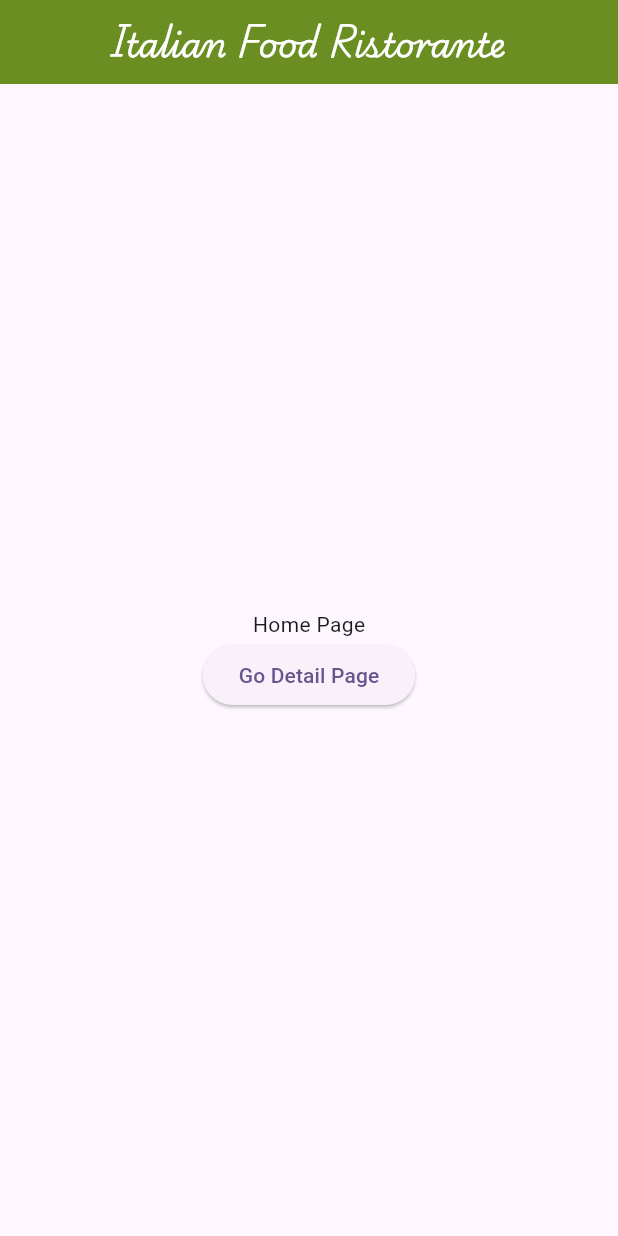
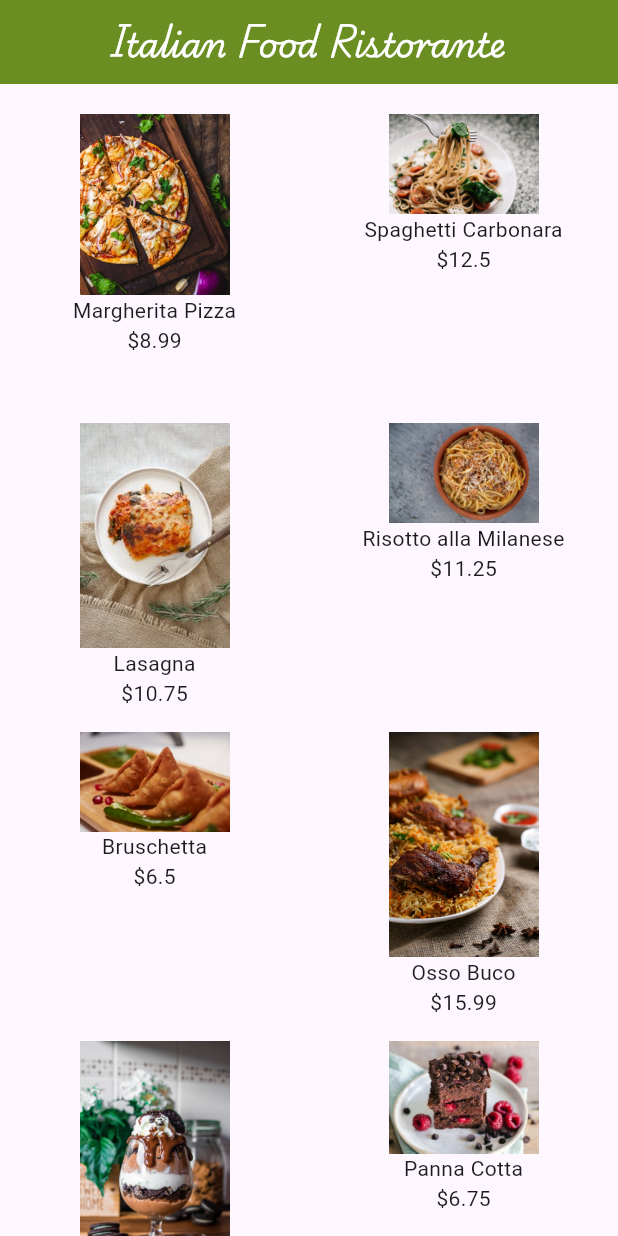
Before and after one commit to fakhri01/italian-food, a Flutter app: the screen it shows after launch, on a phone screen of 412 x 824 dp. Run offline on Flutter 3.47's test engine with Material 3 defaults, Android fonts, the phone set to English and light mode, and no system bars.

Commit message:
db, model, food_card files added

```diff
--- /dev/null
+++ b/lib/components/food_card.dart
@@ -0,0 +1,27 @@
+import 'package:flutter/material.dart';
+
+class FoodCard extends StatelessWidget {
+  // int id;
+  final String foodName;
+  final String image;
+  final double price;
+
+  const FoodCard({
+    super.key,
+    // required this.id,
+    required this.foodName,
+    required this.image,
+    required this.price,
+  });
+
+  @override
+  Widget build(BuildContext context) {
+    return Column(
+      children: [
+        Image.asset(image, width: 100),
+        Text(foodName),
+        Text("\$$price"),
+      ],
+    );
+  }
+}
--- /dev/null
+++ b/lib/data/db.dart
@@ -0,0 +1,74 @@
+import 'package:food_order/data/model.dart';
+
+List<Food> foods = [
+  Food(
+    id: '1',
+    name: 'Margherita Pizza',
+    image: 'images/Margherita_Pizza.jpg',
+    ingredients: ['Tomato sauce', 'Mozzarella', 'Basil', 'Olive oil'],
+    price: 8.99,
+  ),
+  Food(
+    id: '2',
+    name: 'Spaghetti Carbonara',
+    image: 'images/Spaghetti_Carbonara.jpeg',
+    ingredients: ['Pasta', 'Eggs', 'Pancetta', 'Pecorino cheese'],
+    price: 12.50,
+  ),
+  Food(
+    id: '3',
+    name: 'Lasagna',
+    image: 'images/Lasagna.jpeg',
+    ingredients: ['Pasta sheets', 'Bolognese', 'Béchamel', 'Parmesan'],
+    price: 10.75,
+  ),
+  Food(
+    id: '4',
+    name: 'Risotto alla Milanese',
+    image: 'images/Risotto.jpeg',
+    ingredients: ['Arborio rice', 'Saffron', 'Butter', 'Parmesan'],
+    price: 11.25,
+  ),
+  Food(
+    id: '5',
+    name: 'Bruschetta',
+    image: 'images/Bruschett.jpg',
+    ingredients: ['Bread', 'Tomatoes', 'Garlic', 'Basil'],
+    price: 6.50,
+  ),
+  Food(
+    id: '6',
+    name: 'Osso Buco',
+    image: 'images/Osso_Buco.jpeg',
+    ingredients: ['Veal shanks', 'White wine', 'Carrots', 'Gremolata'],
+    price: 15.99,
+  ),
+  Food(
+    id: '7',
+    name: 'Tiramisu',
+    image: 'images/Tiramisu.jpg',
+    ingredients: ['Ladyfingers', 'Mascarpone', 'Coffee', 'Cocoa'],
+    price: 7.25,
+  ),
+  Food(
+    id: '8',
+    name: 'Panna Cotta',
+    image: 'images/Panna_Cotta.jpeg',
+    ingredients: ['Cream', 'Sugar', 'Vanilla', 'Berries'],
+    price: 6.75,
+  ),
+  Food(
+    id: '9',
+    name: 'Focaccia',
+    image: 'images/Focaccia.jpg',
+    ingredients: ['Flour', 'Olive oil', 'Rosemary', 'Sea salt'],
+    price: 5.25,
+  ),
+  Food(
+    id: '10',
+    name: 'Gelato',
+    image: 'images/Gelato.jpeg',
+    ingredients: ['Milk', 'Sugar', 'Egg yolks', 'Vanilla'],
+    price: 4.50,
+  ),
+];
--- /dev/null
+++ b/lib/data/model.dart
@@ -0,0 +1,15 @@
+class Food {
+  final String id;
+  final String name;
+  final String image;
+  final List<String> ingredients;
+  final double price;
+
+  Food({
+    required this.id,
+    required this.name,
+    required this.image,
+    required this.ingredients,
+    required this.price,
+  });
+}
--- a/lib/pages/home.dart
+++ b/lib/pages/home.dart
@@ -1,5 +1,7 @@
 import 'package:flutter/material.dart';
 import 'package:food_order/components/app_bar.dart';
+import 'package:food_order/components/food_card.dart';
+import 'package:food_order/data/db.dart';
 import 'package:food_order/pages/food_detail.dart';
 
 class HomePage extends StatefulWidget {
@@ -15,20 +17,32 @@ class _HomePageState extends State<HomePage> {
     return Scaffold(
       appBar: appBar(),
       body: Center(
-        child: Column(
-          mainAxisAlignment: MainAxisAlignment.center,
-          children: [
-            Text("Home Page"),
-            ElevatedButton(
-              child: Text("Go Detail Page"),
-              onPressed: () {
+        child: GridView.builder(
+          padding: const EdgeInsets.only(top: 20, bottom: 20),
+          gridDelegate: const SliverGridDelegateWithFixedCrossAxisCount(
+            crossAxisCount: 2,
+            // mainAxisSpacing: 12,
+            // crossAxisSpacing: 12,
+            childAspectRatio: 1,
+          ),
+          itemCount: foods.length,
+          itemBuilder: (context, index) {
+            final food = foods[index];
+            return InkWell(
+              onTap: () {
                 Navigator.push(
                   context,
                   MaterialPageRoute(builder: (context) => FoodDetailPage()),
                 );
               },
-            ),
-          ],
+              splashColor: Colors.blue.withValues(alpha: 0),
+              child: FoodCard(
+                foodName: food.name,
+                image: food.image,
+                price: food.price,
+              ),
+            );
+          },
         ),
       ),
     );
```
Also changed, not shown: images/Bruschett.jpg (added), images/Focaccia.jpg (added), images/Gelato.jpeg (added), images/Lasagna.jpeg (added), images/Margherita_Pizza.jpg (added), images/Osso_Buco.jpeg (added), images/Panna_Cotta.jpeg (added), images/Risotto.jpeg (added), images/Spaghetti_Carbonara.jpeg (added), images/Tiramisu.jpg (added).
